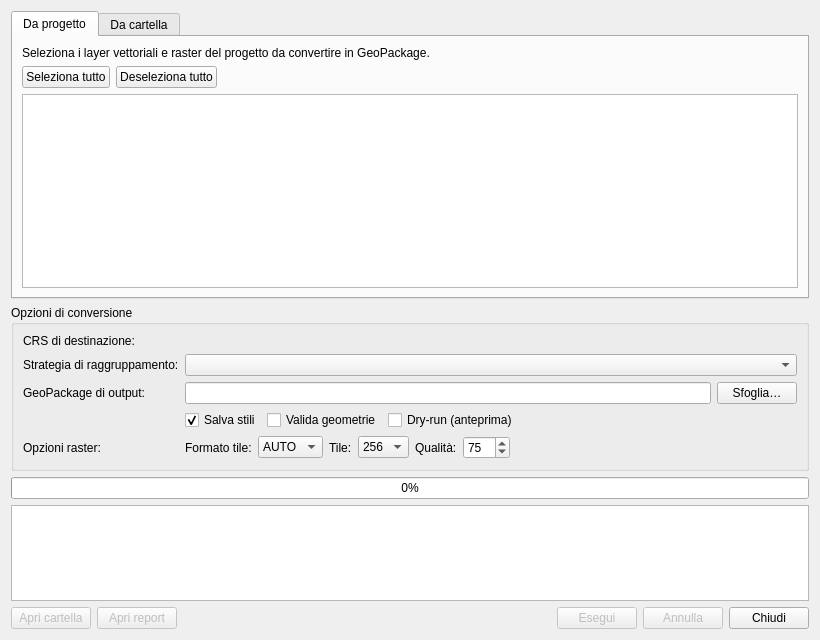
This is gui/main_dialog_base.ui in GISspecialistAlejandraDuque/geopackage-converter as Qt 5 draws it before an edit. The edited form follows.
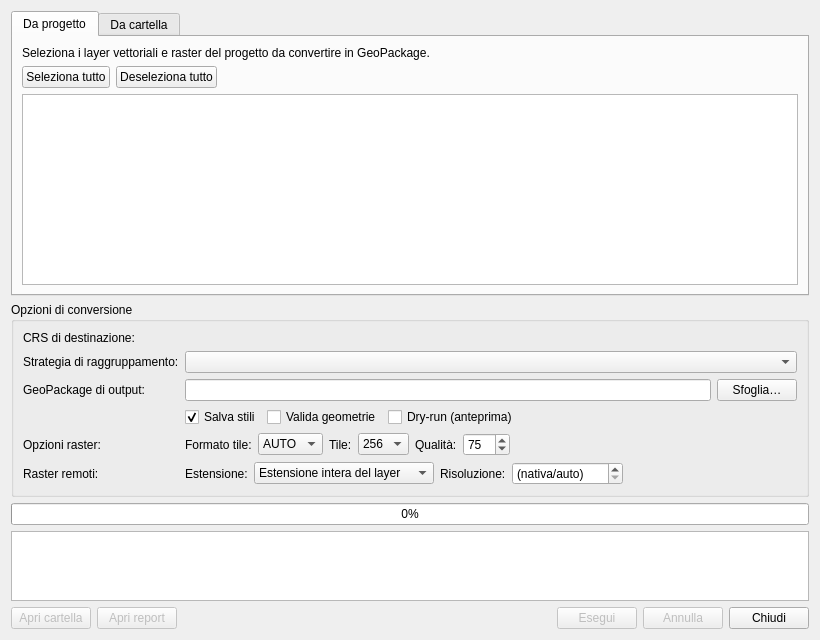
This is the edited form. Custom widgets are drawn as their Qt base class.

Commit message: 0.3.0: remote layers (WFS/WCS/ArcGIS REST), RAR archives, English locale fallback

Patch:
```diff
--- a/gui/main_dialog_base.ui
+++ b/gui/main_dialog_base.ui
@@ -132,6 +132,31 @@
         <item><spacer><property name="orientation"><enum>Qt::Horizontal</enum></property><property name="sizeHint" stdset="0"><size><width>40</width><height>20</height></size></property></spacer></item>
        </layout>
       </item>
+
+      <item row="5" column="0"><widget class="QLabel" name="lblRemoteRaster"><property name="text"><string>Raster remoti:</string></property></widget></item>
+      <item row="5" column="1">
+       <layout class="QHBoxLayout">
+        <item><widget class="QLabel" name="lblRemoteExtent"><property name="text"><string>Estensione:</string></property></widget></item>
+        <item>
+         <widget class="QComboBox" name="cmbRemoteExtent">
+          <item><property name="text"><string>Estensione intera del layer</string></property></item>
+          <item><property name="text"><string>Estensione mappa corrente</string></property></item>
+         </widget>
+        </item>
+        <item><widget class="QLabel" name="lblRemoteRes"><property name="text"><string>Risoluzione:</string></property></widget></item>
+        <item>
+         <widget class="QDoubleSpinBox" name="spnRemoteResolution">
+          <property name="decimals"><number>6</number></property>
+          <property name="minimum"><double>0.000000</double></property>
+          <property name="maximum"><double>1000000.000000</double></property>
+          <property name="value"><double>0.000000</double></property>
+          <property name="specialValueText"><string>(nativa/auto)</string></property>
+         </widget>
+        </item>
+        <item><widget class="QLabel" name="lblRemoteEstimate"><property name="text"><string/></property></widget></item>
+        <item><spacer><property name="orientation"><enum>Qt::Horizontal</enum></property><property name="sizeHint" stdset="0"><size><width>40</width><height>20</height></size></property></spacer></item>
+       </layout>
+      </item>
      </layout>
     </widget>
    </item>
```
The commit also changes 21 other files.
